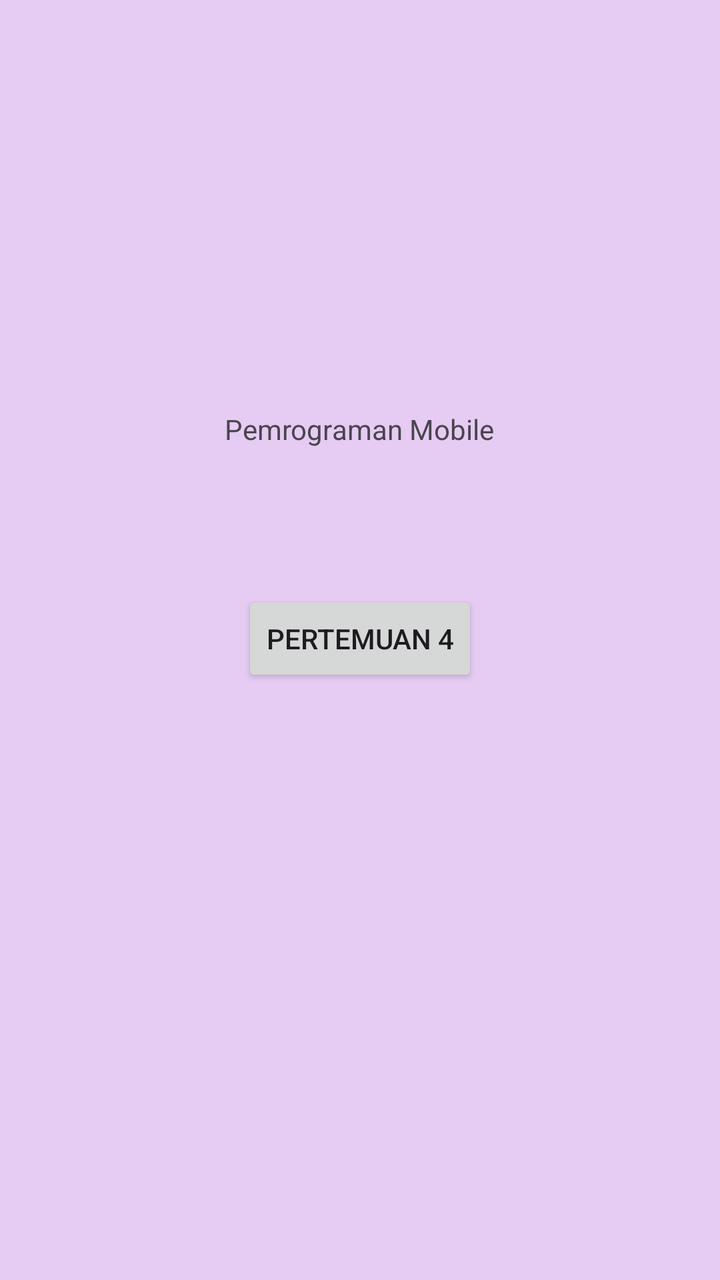
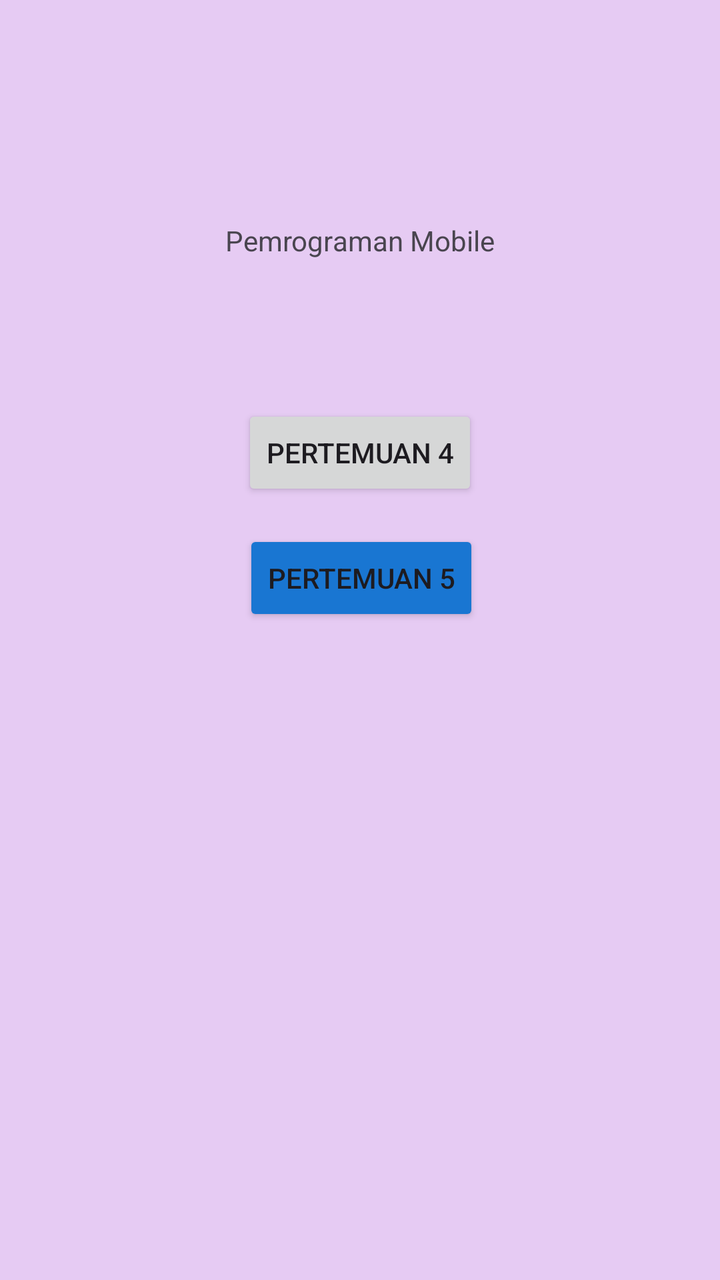

Before-and-after screenshots of an Android layout around one commit, followed by the original layout XML and the change that was made.
<!-- AndroidManifest.xml: application theme Theme.Vania3tie -->
<!-- res/layout/activity_main.xml -->
<?xml version="1.0" encoding="utf-8"?>
<androidx.constraintlayout.widget.ConstraintLayout xmlns:android="http://schemas.android.com/apk/res/android"
    xmlns:app="http://schemas.android.com/apk/res-auto"
    xmlns:tools="http://schemas.android.com/tools"
    android:id="@+id/main"
    android:layout_width="match_parent"
    android:layout_height="match_parent"
    android:background="#E6CBF3"
    tools:context=".MainActivity">

    <Button
        android:id="@+id/btnToFourth"
        android:layout_width="wrap_content"
        android:layout_height="wrap_content"
        android:text="Pertemuan 4"
        app:layout_constraintBottom_toBottomOf="parent"
        app:layout_constraintEnd_toEndOf="parent"
        app:layout_constraintStart_toStartOf="parent"
        app:layout_constraintTop_toTopOf="parent"
        app:layout_constraintVertical_bias="0.499" />

    <TextView
        android:id="@+id/textView3"
        android:layout_width="wrap_content"
        android:layout_height="wrap_content"
        android:text="Pemrograman Mobile"
        app:layout_constraintBottom_toBottomOf="parent"
        app:layout_constraintEnd_toEndOf="parent"
        app:layout_constraintHorizontal_bias="0.498"
        app:layout_constraintStart_toStartOf="parent"
        app:layout_constraintTop_toTopOf="parent"
        app:layout_constraintVertical_bias="0.33" />

</androidx.constraintlayout.widget.ConstraintLayout>
<!-- resources referenced by this layout -->
<resources>
  <style name="Theme.Vania3tie" parent="Base.Theme.Vania3tie" />
  <style name="Base.Theme.Vania3tie" parent="Theme.Material3.DayNight.NoActionBar">
          
          
      </style>
</resources>

<!-- the commit's change to res/layout/activity_main.xml (unified diff, before → after) -->
@@ -17,7 +17,7 @@
         app:layout_constraintEnd_toEndOf="parent"
         app:layout_constraintStart_toStartOf="parent"
         app:layout_constraintTop_toTopOf="parent"
-        app:layout_constraintVertical_bias="0.499" />
+        app:layout_constraintVertical_bias="0.342" />
 
     <TextView
         android:id="@+id/textView3"
@@ -26,9 +26,22 @@
         android:text="Pemrograman Mobile"
         app:layout_constraintBottom_toBottomOf="parent"
         app:layout_constraintEnd_toEndOf="parent"
-        app:layout_constraintHorizontal_bias="0.498"
         app:layout_constraintStart_toStartOf="parent"
         app:layout_constraintTop_toTopOf="parent"
-        app:layout_constraintVertical_bias="0.33" />
+        app:layout_constraintVertical_bias="0.178" />
+
+    <Button
+        android:id="@+id/btnToFifth"
+        android:layout_width="wrap_content"
+        android:layout_height="wrap_content"
+        android:layout_marginTop="12dp"
+        android:backgroundTint="@color/biru"
+        android:text="Pertemuan 5"
+        app:layout_constraintBottom_toBottomOf="parent"
+        app:layout_constraintEnd_toEndOf="parent"
+        app:layout_constraintHorizontal_bias="0.503"
+        app:layout_constraintStart_toStartOf="parent"
+        app:layout_constraintTop_toTopOf="parent"
+        app:layout_constraintVertical_bias="0.436" />
 
 </androidx.constraintlayout.widget.ConstraintLayout>
<!-- resource entries referenced after the edit -->
@@ -1,5 +1,6 @@
 <!-- resources referenced by this layout -->
 <resources>
+  <color name="biru">#1976D2</color>
   <style name="Theme.Vania3tie" parent="Base.Theme.Vania3tie" />
   <style name="Base.Theme.Vania3tie" parent="Theme.Material3.DayNight.NoActionBar">
           
